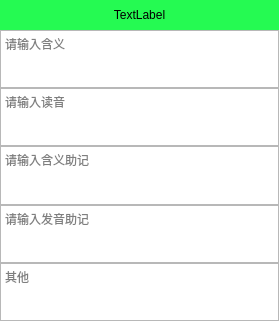
Old version of the form ui/word_card.ui in the repository hong-kailin/LingThread.
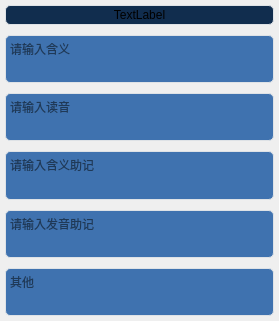
New version of the form.

The edit to the form file:
```diff
--- a/ui/word_card.ui
+++ b/ui/word_card.ui
@@ -15,7 +15,20 @@
   </property>
   <property name="styleSheet">
    <string notr="true">#label{
-	background-color:rgb(37, 250, 82);
+	background-color:rgb(17, 45, 78);
+	border-radius: 5px;
+     margin: 5px;
+     border: 1px solid #dee2e6;
+}
+#mean_edit, 
+#mean_remember_edit, 
+#other_edit, 
+#pronunciation_remember_edit, 
+#pronunciation_edit{
+	background-color:rgb(63,114,175);
+	border-radius: 5px;
+     margin: 5px;
+     border: 1px solid #dee2e6;
 }</string>
   </property>
   <layout class="QVBoxLayout" name="verticalLayout">
@@ -80,7 +93,7 @@
       <property name="bottomMargin">
        <number>0</number>
       </property>
-      <item>
+      <item alignment="Qt::AlignmentFlag::AlignTop">
        <widget class="QTextEdit" name="mean_edit">
         <property name="minimumSize">
          <size>
@@ -93,7 +106,7 @@
         </property>
        </widget>
       </item>
-      <item>
+      <item alignment="Qt::AlignmentFlag::AlignTop">
        <widget class="QTextEdit" name="pronunciation_edit">
         <property name="minimumSize">
          <size>
@@ -106,7 +119,7 @@
         </property>
        </widget>
       </item>
-      <item>
+      <item alignment="Qt::AlignmentFlag::AlignTop">
        <widget class="QTextEdit" name="mean_remember_edit">
         <property name="minimumSize">
          <size>
@@ -119,7 +132,7 @@
         </property>
        </widget>
       </item>
-      <item>
+      <item alignment="Qt::AlignmentFlag::AlignTop">
        <widget class="QTextEdit" name="pronunciation_remember_edit">
         <property name="minimumSize">
          <size>
@@ -132,7 +145,7 @@
         </property>
        </widget>
       </item>
-      <item>
+      <item alignment="Qt::AlignmentFlag::AlignTop">
        <widget class="QTextEdit" name="other_edit">
         <property name="minimumSize">
          <size>
```
